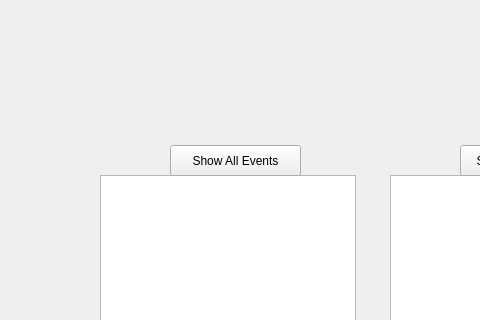
The window that + adminMenu/OrderTickets/adminmenu.ui (N3wm1e/Hustle_Rep) describes before a commit, drawn with Qt 5; both pictures show x 0 to 480 and y 175 to 495 of the 722 by 591 pixel window.
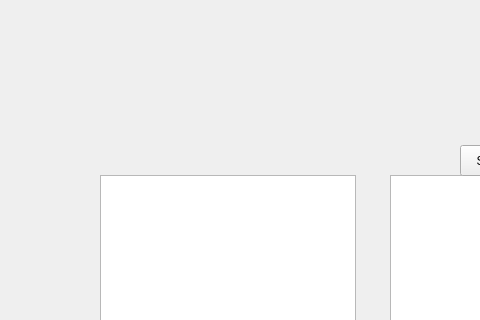
The same window after the commit.

Commit message: removed show events test feature

Patch:
```diff
--- a/+ adminMenu/OrderTickets/adminmenu.ui
+++ b/+ adminMenu/OrderTickets/adminmenu.ui
@@ -85,19 +85,6 @@
     </rect>
    </property>
   </widget>
-  <widget class="QPushButton" name="showAllEventsBtn">
-   <property name="geometry">
-    <rect>
-     <x>170</x>
-     <y>320</y>
-     <width>131</width>
-     <height>31</height>
-    </rect>
-   </property>
-   <property name="text">
-    <string>Show All Events</string>
-   </property>
-  </widget>
   <widget class="QPushButton" name="editEventBtn">
    <property name="geometry">
     <rect>
```
The commit also changes 1 other file.
